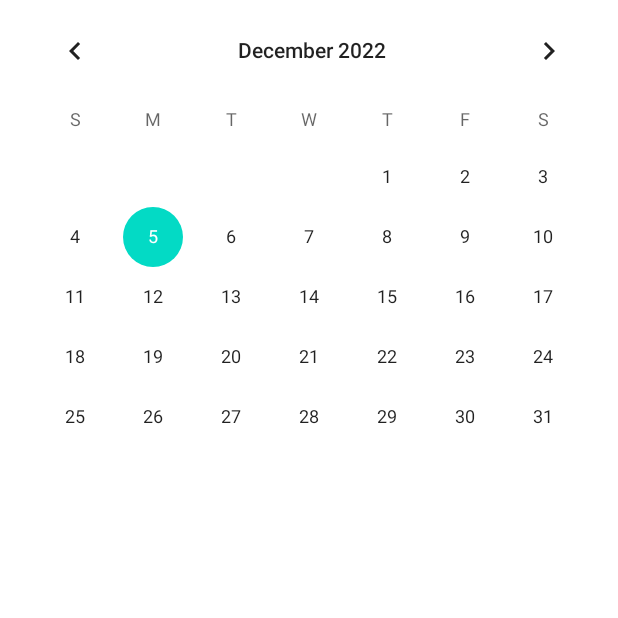
After one commit to nivk99/Neve-Golan, an Android app: the CalendarViewActivity screen opened directly, with no data from a screen before it, on a phone screen of 412 x 824 dp, the top half of it. The commit adds this screen. Run offline under Robolectric (Android 15) with nearby library versions, the phone set to English and light mode, and no system bars.

Commit message:
add Calendar

```diff
--- /dev/null
+++ b/app/src/main/java/com/example/myapplication/CalendarViewActivity.java
@@ -0,0 +1,24 @@
+package com.example.myapplication;
+
+import androidx.appcompat.app.AppCompatActivity;
+
+import android.os.Bundle;
+import android.widget.CalendarView;
+import android.widget.Toast;
+
+public class CalendarViewActivity extends AppCompatActivity {
+
+    @Override
+    protected void onCreate(Bundle savedInstanceState) {
+        super.onCreate(savedInstanceState);
+        setContentView(R.layout.activity_calendar_view);
+        CalendarView calendar=(CalendarView) findViewById(R.id.calendarView);
+        calendar.setOnDateChangeListener(new CalendarView.OnDateChangeListener() {
+            @Override
+            public void onSelectedDayChange(CalendarView view, int year, int month, int dayOfMonth) {
+                String message = "Selected Date " +year+"/"+(month+1)+"/"+dayOfMonth;
+                Toast.makeText(CalendarViewActivity.this, message, Toast.LENGTH_LONG).show();
+            }
+        });
+    }
+}
--- a/app/src/main/java/com/example/myapplication/MainActivity.java
+++ b/app/src/main/java/com/example/myapplication/MainActivity.java
@@ -94,11 +94,9 @@ public class MainActivity extends AppCompatActivity {
 
     public void click_teachers(View view) {
         startActivity(new Intent(this, ContactListTeacherActivity.class));
-
     }
 
     public void click_timetable(View view) {
-        Toast.makeText(this, "click_timetable", Toast.LENGTH_SHORT).show();
-
+        startActivity(new Intent(this, CalendarViewActivity.class));
     }
 }
--- /dev/null
+++ b/app/src/main/res/layout/activity_calendar_view.xml
@@ -0,0 +1,19 @@
+<?xml version="1.0" encoding="utf-8"?>
+<androidx.constraintlayout.widget.ConstraintLayout xmlns:android="http://schemas.android.com/apk/res/android"
+    xmlns:app="http://schemas.android.com/apk/res-auto"
+    xmlns:tools="http://schemas.android.com/tools"
+    android:layout_width="match_parent"
+    android:layout_height="match_parent">
+
+    <CalendarView
+        android:id="@+id/calendarView"
+        android:layout_width="408dp"
+        android:layout_height="406dp"
+        app:layout_constraintBottom_toBottomOf="parent"
+        app:layout_constraintEnd_toEndOf="parent"
+        app:layout_constraintHorizontal_bias="1.0"
+        app:layout_constraintStart_toStartOf="parent"
+        app:layout_constraintTop_toTopOf="parent"
+        app:layout_constraintVertical_bias="0.0" />
+
+</androidx.constraintlayout.widget.ConstraintLayout>
```
Also changed, not shown: app/src/main/AndroidManifest.xml (+10 -1 lines).
